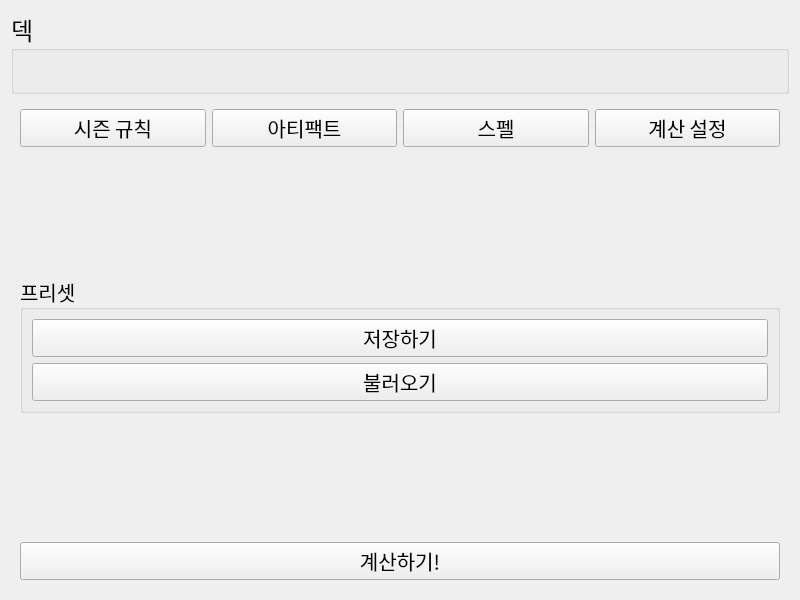
Before: the Qt Designer form widgets/ui/page_dps_1.ui in voiderd-sub/trickcal-manager, drawn with Qt 5.
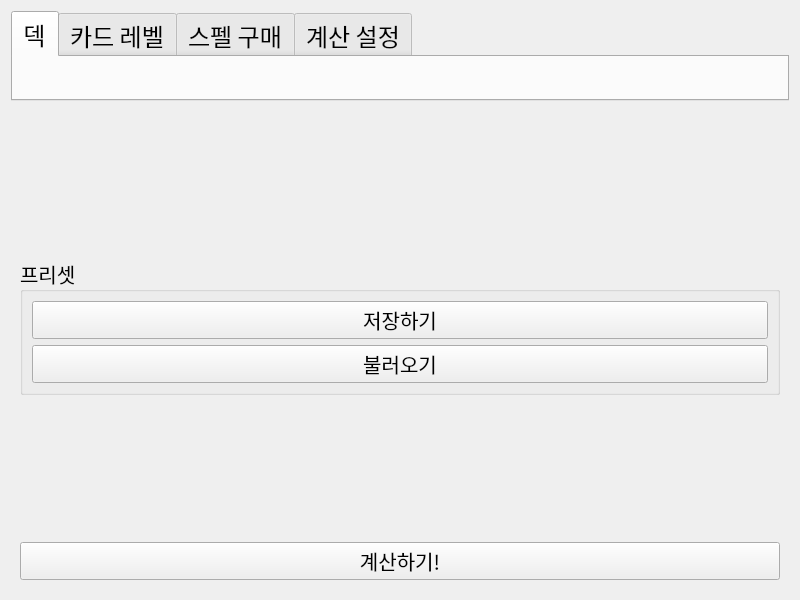
After: the same form once the commit is applied. Custom widgets are drawn as their Qt base class.

Patch:
```diff
--- a/widgets/ui/page_dps_1.ui
+++ b/widgets/ui/page_dps_1.ui
@@ -21,7 +21,7 @@
   </property>
   <layout class="QVBoxLayout" name="verticalLayout">
    <item>
-    <widget class="QGroupBox" name="deck_area">
+    <widget class="QTabWidget" name="setting_area">
      <property name="sizePolicy">
       <sizepolicy hsizetype="Preferred" vsizetype="Preferred">
        <horstretch>2</horstretch>
@@ -46,9 +46,13 @@
        <pointsize>18</pointsize>
       </font>
      </property>
-     <property name="title">
+     <property name="currentIndex">
+      <number>0</number>
+     </property>
+     <widget class="QWidget" name="deck" native="true">
+      <attribute name="title">
       <string>덱</string>
-     </property>
+      </attribute>
      <layout class="QGridLayout" name="gridLayout">
       <property name="leftMargin">
        <number>10</number>
@@ -94,9 +98,25 @@
       </item>
      </layout>
     </widget>
+     <widget class="QWidget" name="card_level">
+      <attribute name="title">
+       <string>카드 레벨</string>
+      </attribute>
+     </widget>
+     <widget class="QWidget" name="spell_buying">
+      <attribute name="title">
+       <string>스펠 구매</string>
+      </attribute>
+     </widget>
+     <widget class="QWidget" name="calc_setting">
+      <attribute name="title">
+       <string>계산 설정</string>
+      </attribute>
+     </widget>
+    </widget>
    </item>
    <item>
-    <widget class="QWidget" name="deck_area_2" native="true">
+    <widget class="QWidget" name="deck_area" native="true">
      <property name="sizePolicy">
       <sizepolicy hsizetype="Preferred" vsizetype="Expanding">
        <horstretch>0</horstretch>
@@ -104,38 +124,6 @@
       </sizepolicy>
      </property>
      <layout class="QVBoxLayout" name="verticalLayout_3">
-      <item>
-       <layout class="QHBoxLayout" name="horizontalLayout">
-        <item>
-         <widget class="QPushButton" name="rule_btn">
-          <property name="text">
-           <string>시즌 규칙</string>
-          </property>
-         </widget>
-        </item>
-        <item>
-         <widget class="QPushButton" name="artifact_btn">
-          <property name="text">
-           <string>아티팩트</string>
-          </property>
-         </widget>
-        </item>
-        <item>
-         <widget class="QPushButton" name="spell_btn">
-          <property name="text">
-           <string>스펠</string>
-          </property>
-         </widget>
-        </item>
-        <item>
-         <widget class="QPushButton" name="calc_setting_btn">
-          <property name="text">
-           <string>계산 설정</string>
-          </property>
-         </widget>
-        </item>
-       </layout>
-      </item>
       <item>
        <spacer name="verticalSpacer_2">
         <property name="orientation">
```
Lines whose indentation alone changed are shown as unchanged.
